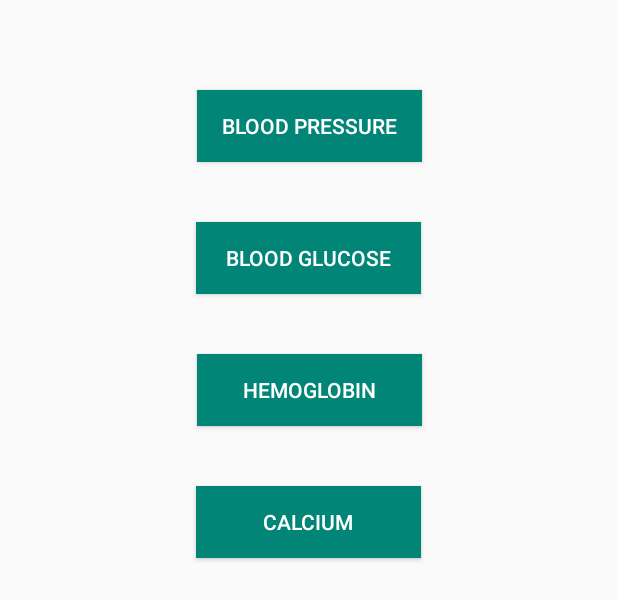
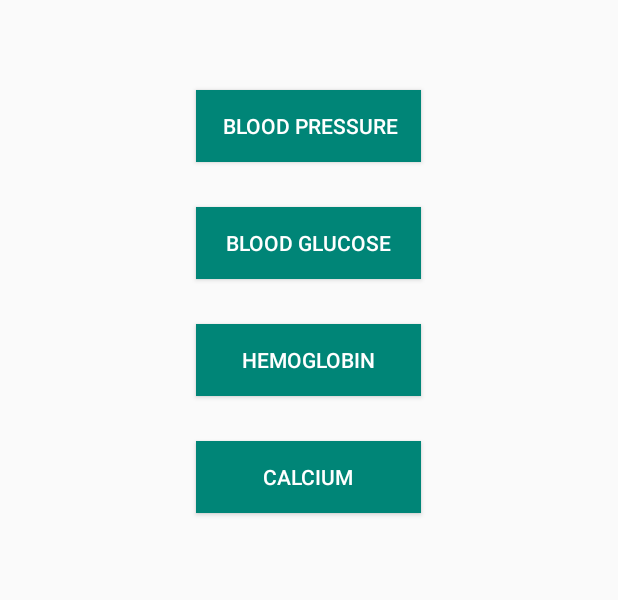
Before and after one commit to roshanpaturkar/BasicDataStorageInFirebase, an Android app: the layout content_dashboard.xml on its own in the app's theme, with its tools: preview values and no code run, on a phone screen of 412 x 824 dp. Shown: the top 600 px of the screen. Run offline under Robolectric (Android 15) with nearby library versions, the phone set to English and light mode, and no system bars.

Commit message:
Dashboard activity crash bug fixes.

```diff
--- a/app/src/main/java/roshan/paturkar/com/smokerminimodel/BloodGlucoseActivity.kt
+++ b/app/src/main/java/roshan/paturkar/com/smokerminimodel/BloodGlucoseActivity.kt
@@ -8,5 +8,7 @@ class BloodGlucoseActivity : AppCompatActivity() {
     override fun onCreate(savedInstanceState: Bundle?) {
         super.onCreate(savedInstanceState)
         setContentView(R.layout.activity_blood_glucose)
+        supportActionBar!!.title = "Blood Glucose!"
+
     }
 }
--- a/app/src/main/java/roshan/paturkar/com/smokerminimodel/BloodPressureActivity.kt
+++ b/app/src/main/java/roshan/paturkar/com/smokerminimodel/BloodPressureActivity.kt
@@ -8,5 +8,7 @@ class BloodPressureActivity : AppCompatActivity() {
     override fun onCreate(savedInstanceState: Bundle?) {
         super.onCreate(savedInstanceState)
         setContentView(R.layout.activity_blood_pressure)
+        supportActionBar!!.title = "Blood Pressure!"
+
     }
 }
--- a/app/src/main/java/roshan/paturkar/com/smokerminimodel/CalciumActivity.kt
+++ b/app/src/main/java/roshan/paturkar/com/smokerminimodel/CalciumActivity.kt
@@ -8,5 +8,7 @@ class CalciumActivity : AppCompatActivity() {
     override fun onCreate(savedInstanceState: Bundle?) {
         super.onCreate(savedInstanceState)
         setContentView(R.layout.activity_calcium)
+        supportActionBar!!.title = "Calcium!"
+
     }
 }
--- a/app/src/main/java/roshan/paturkar/com/smokerminimodel/HimoglobinActivity.kt
+++ b/app/src/main/java/roshan/paturkar/com/smokerminimodel/HimoglobinActivity.kt
@@ -8,5 +8,7 @@ class HimoglobinActivity : AppCompatActivity() {
     override fun onCreate(savedInstanceState: Bundle?) {
         super.onCreate(savedInstanceState)
         setContentView(R.layout.activity_himoglobin)
+        supportActionBar!!.title = "Hemoglobin!"
+
     }
 }
--- a/app/src/main/java/roshan/paturkar/com/smokerminimodel/ReportsActivity.kt
+++ b/app/src/main/java/roshan/paturkar/com/smokerminimodel/ReportsActivity.kt
@@ -8,5 +8,7 @@ class ReportsActivity : AppCompatActivity() {
     override fun onCreate(savedInstanceState: Bundle?) {
         super.onCreate(savedInstanceState)
         setContentView(R.layout.activity_reports)
+        supportActionBar!!.title = "My Reports!"
+
     }
 }
--- a/app/src/main/res/layout/content_dashboard.xml
+++ b/app/src/main/res/layout/content_dashboard.xml
@@ -10,42 +10,39 @@
         tools:context=".DashboardActivity">
 
     <Button
-            android:text="Blood Pressure"
+            android:text=" Blood Pressure"
             android:layout_width="150dp"
             android:layout_height="wrap_content"
             android:id="@+id/bpButton" app:layout_constraintEnd_toEndOf="parent" android:layout_marginEnd="8dp"
             app:layout_constraintStart_toStartOf="parent" android:layout_marginStart="8dp"
             android:layout_marginTop="60dp" app:layout_constraintTop_toTopOf="parent"
-            android:background="@color/colorPrimary"
+            app:layout_constraintHorizontal_bias="0.498" android:background="@color/colorPrimary"
+            android:textAlignment="center" android:textColor="@color/common_google_signin_btn_text_dark_default"/>
+    <Button
+            android:text="blood glucose"
+            android:layout_width="150dp"
+            android:layout_height="wrap_content" android:id="@+id/bgButton"
+            app:layout_constraintStart_toStartOf="parent" android:layout_marginStart="8dp"
+            app:layout_constraintEnd_toEndOf="parent" android:layout_marginEnd="8dp" android:layout_marginTop="30dp"
+            app:layout_constraintTop_toBottomOf="@+id/bpButton" app:layout_constraintHorizontal_bias="0.498"
+            android:background="@color/colorPrimary" android:textAlignment="center"
+            android:textColor="@color/common_google_signin_btn_text_dark_default"/>
+    <Button
+            android:text="hemoglobin"
+            android:layout_width="150dp"
+            android:layout_height="wrap_content"
+            android:id="@+id/hemoButton" app:layout_constraintEnd_toEndOf="parent" android:layout_marginEnd="8dp"
+            app:layout_constraintStart_toStartOf="parent" android:layout_marginStart="8dp"
+            android:layout_marginTop="30dp" app:layout_constraintTop_toBottomOf="@+id/bgButton"
+            app:layout_constraintHorizontal_bias="0.498" android:background="@color/colorPrimary"
             android:textColor="@color/common_google_signin_btn_text_dark_default" android:textAlignment="center"/>
     <Button
-            android:text="Blood Glucose"
-            android:layout_width="150dp"
-            android:layout_height="wrap_content"
-            android:id="@+id/bgButton" app:layout_constraintEnd_toEndOf="parent" android:layout_marginEnd="8dp"
-            app:layout_constraintStart_toStartOf="parent" android:layout_marginStart="8dp"
-            app:layout_constraintTop_toBottomOf="@+id/bpButton"
-            app:layout_constraintHorizontal_bias="0.498" android:layout_marginTop="40dp"
-            android:textColor="@color/common_google_signin_btn_text_dark_default" android:textAlignment="center"
-            android:background="@color/colorPrimary"/>
-    <Button
-            android:text="Hemoglobin"
-            android:layout_width="150dp"
-            android:layout_height="wrap_content"
-            android:id="@+id/hemoButton" app:layout_constraintStart_toStartOf="parent" android:layout_marginStart="8dp"
-            app:layout_constraintEnd_toEndOf="parent" android:layout_marginEnd="8dp"
-            app:layout_constraintTop_toBottomOf="@+id/bgButton" android:layout_marginTop="40dp"
-            android:textColor="@color/common_google_signin_btn_text_dark_default" android:textAlignment="center"
-            android:background="@color/colorPrimary"/>
-    <Button
-            android:text="Calcium"
+            android:text="calcium"
             android:layout_width="150dp"
             android:layout_height="wrap_content"
             android:id="@+id/calButton" app:layout_constraintEnd_toEndOf="parent" android:layout_marginEnd="8dp"
             app:layout_constraintStart_toStartOf="parent" android:layout_marginStart="8dp"
-            android:layout_marginTop="40dp" app:layout_constraintTop_toBottomOf="@+id/hemoButton"
-            app:layout_constraintHorizontal_bias="0.498" android:layout_marginBottom="8dp"
-            app:layout_constraintBottom_toBottomOf="parent" app:layout_constraintVertical_bias="0.0"
-            android:textColor="@color/common_google_signin_btn_text_dark_default" android:textAlignment="center"
-            android:background="@color/colorPrimary"/>
+            android:layout_marginTop="30dp" app:layout_constraintTop_toBottomOf="@+id/hemoButton"
+            app:layout_constraintHorizontal_bias="0.498" android:background="@color/colorPrimary"
+            android:textAlignment="center" android:textColor="@color/common_google_signin_btn_text_dark_default"/>
 </android.support.constraint.ConstraintLayout>
--- a/app/src/main/res/menu/activity_dashboard_drawer.xml
+++ b/app/src/main/res/menu/activity_dashboard_drawer.xml
@@ -18,7 +18,7 @@
                 android:title="Slideshow"/>
         <item
                 android:id="@+id/reports"
-                android:icon="@android:drawable/ic_input_get"
+                android:icon="@drawable/report"
                 android:title="My Reports"/>
     </group>
 
```
Also changed, not shown: app/src/main/AndroidManifest.xml (+5 -5 lines), app/src/main/java/roshan/paturkar/com/smokerminimodel/DashboardActivity.kt (+12 -10 lines), app/src/main/res/layout/nav_header_dashboard.xml (+3 -4 lines), app/src/main/res/drawable-v21/report.png (added), app/src/main/res/drawable-v24/report.png (added), app/src/main/res/drawable/report.png (added).
